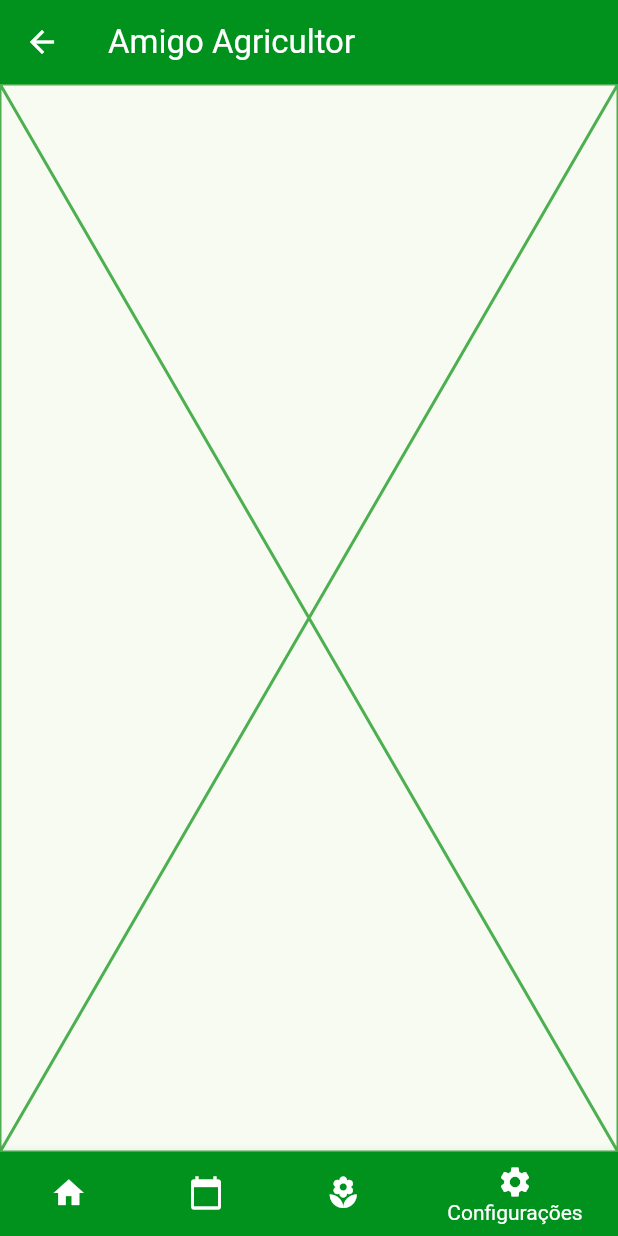
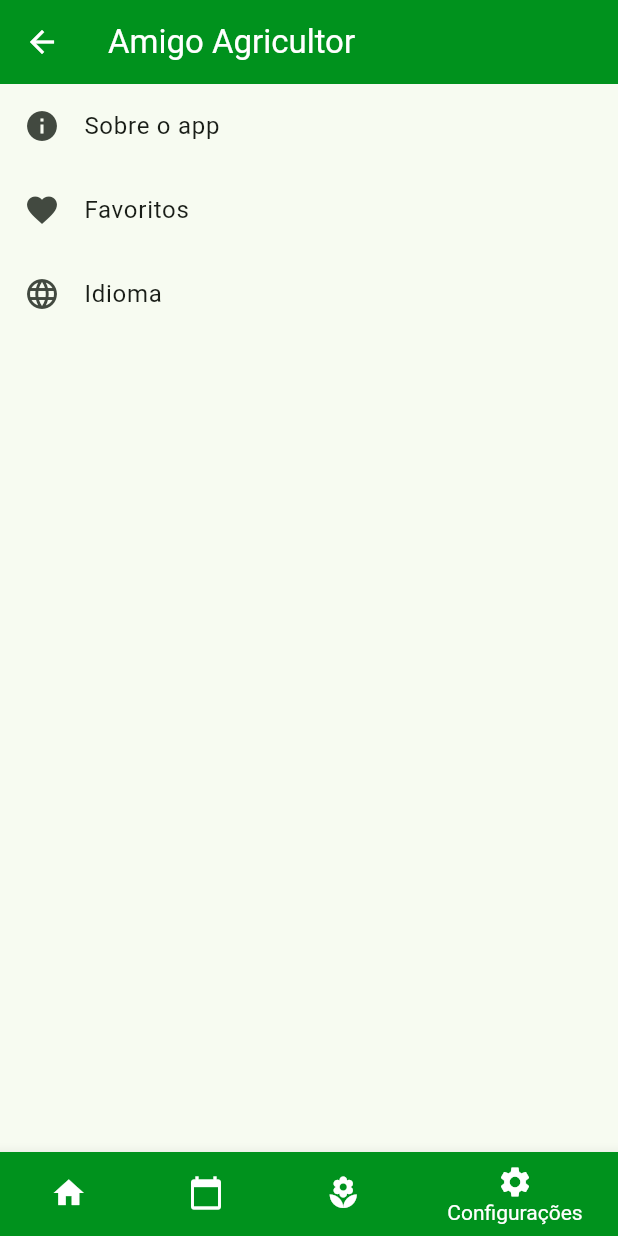
Before and after one commit to Israel-Silvestre/saar, a Flutter app: the HomePage screen opened directly, item 4 of the bottom bar chosen, on a phone screen of 412 x 824 dp. Run offline on Flutter 3.47's test engine with Material 2 defaults, Android fonts, the phone set to English and light mode, and no system bars.

```diff
--- /dev/null
+++ b/lib/Pages/Fragments/settings.dart
@@ -0,0 +1,37 @@
+import 'package:flutter/material.dart';
+
+class SettingsFragment extends StatelessWidget {
+  @override
+  Widget build(BuildContext context) {
+    return ListView(
+      children: [
+        _buildSettingsItem(
+          title: 'Sobre o app',
+          icon: Icons.info,
+        ),
+        _buildSettingsItem(
+          title: 'Favoritos',
+          icon: Icons.favorite,
+        ),
+        _buildSettingsItem(
+          title: 'Idioma',
+          icon: Icons.language,
+        ),
+        // Adicione mais itens de configurações conforme necessário
+      ],
+    );
+  }
+
+  Widget _buildSettingsItem({required String title, required IconData icon}) {
+    return ListTile(
+      leading: Icon(icon), // Ícone à esquerda
+      title: Text(
+        title,
+        textAlign: TextAlign.left, // Alinhe o texto à esquerda
+      ),
+      onTap: () {
+        // Adicione a lógica a ser executada quando um item for pressionado
+      },
+    );
+  }
+}
--- a/lib/Pages/homepage.dart
+++ b/lib/Pages/homepage.dart
@@ -1,5 +1,6 @@
 import 'package:flutter/material.dart';
 import 'package:saar/Pages/Fragments/custom_card_widget.dart';
+import 'package:saar/Pages/Fragments/settings.dart'; // Importe a classe SettingsFragment
 
 class HomePage extends StatefulWidget {
   @override
@@ -22,9 +23,7 @@ class _HomePageState extends State<HomePage> {
       color: Colors.green,
     ),
     // Página de configurações
-    const Placeholder(
-      color: Colors.green,
-    ),
+    SettingsFragment(), // Adicione a classe SettingsFragment aqui
   ];
 
   @override
@@ -44,7 +43,7 @@ class _HomePageState extends State<HomePage> {
       body: _pages[_selectedIndex], // Mostra a página correspondente à opção selecionada
       bottomNavigationBar: Theme(
         data: ThemeData(
-          canvasColor: const Color(0xFF00921D), // Cor de fundo da BottomNavigationBar
+          canvasColor: const Color(0xFF00921D), // Cor de fundo da BottomNavigationBar (hexadecimal)
         ),
         child: BottomNavigationBar(
           items: const [
```
